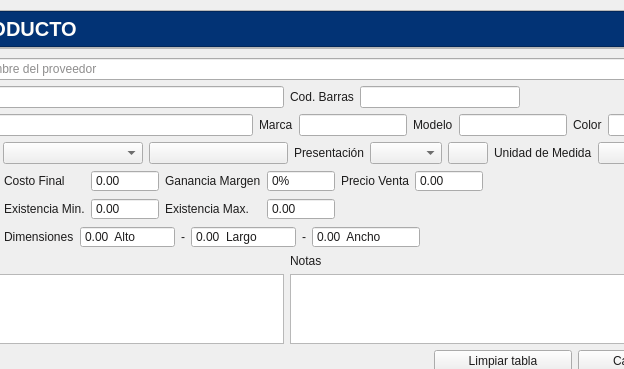
Above: app/View/UserInterfaceUi/UI_AGREGARPRODUCTO.ui from LAngelVp/TuleVenta before the change; both pictures show x 174 to 798 and y 0 to 369 of the 1221 by 613 pixel window. Below: the same form after it.
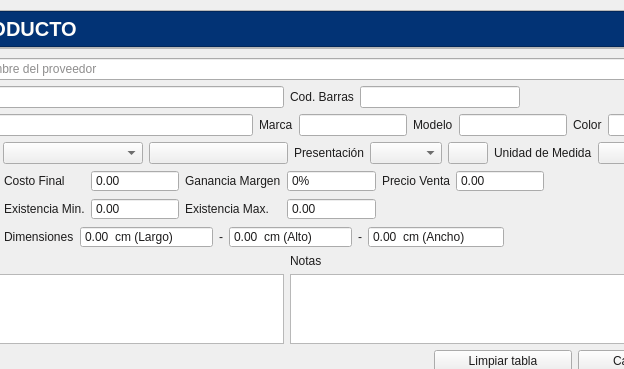
That is the form after the change. Icons and pictures are not drawn.

Patch:
```diff
--- a/app/View/UserInterfaceUi/UI_AGREGARPRODUCTO.ui
+++ b/app/View/UserInterfaceUi/UI_AGREGARPRODUCTO.ui
@@ -628,7 +628,7 @@
                   <string/>
                  </property>
                  <property name="suffix">
-                  <string>  Alto</string>
+                  <string>  cm (Largo)</string>
                  </property>
                  <property name="maximum">
                   <double>10000000000.000000000000000</double>
@@ -648,7 +648,7 @@
                   <enum>QAbstractSpinBox::ButtonSymbols::NoButtons</enum>
                  </property>
                  <property name="suffix">
-                  <string>  Largo</string>
+                  <string>  cm (Alto)</string>
                  </property>
                  <property name="maximum">
                   <double>10000000000.000000000000000</double>
@@ -668,7 +668,7 @@
                   <enum>QAbstractSpinBox::ButtonSymbols::NoButtons</enum>
                  </property>
                  <property name="suffix">
-                  <string>  Ancho</string>
+                  <string>  cm (Ancho)</string>
                  </property>
                  <property name="maximum">
                   <double>10000000000.000000000000000</double>
```
